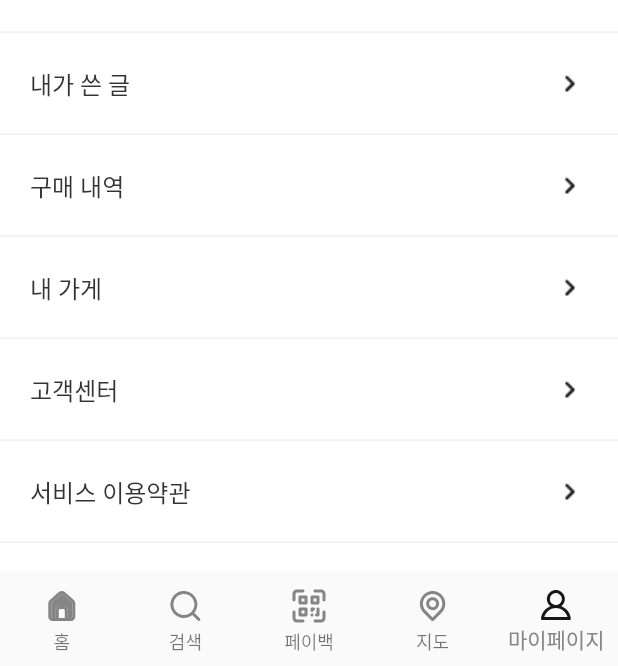
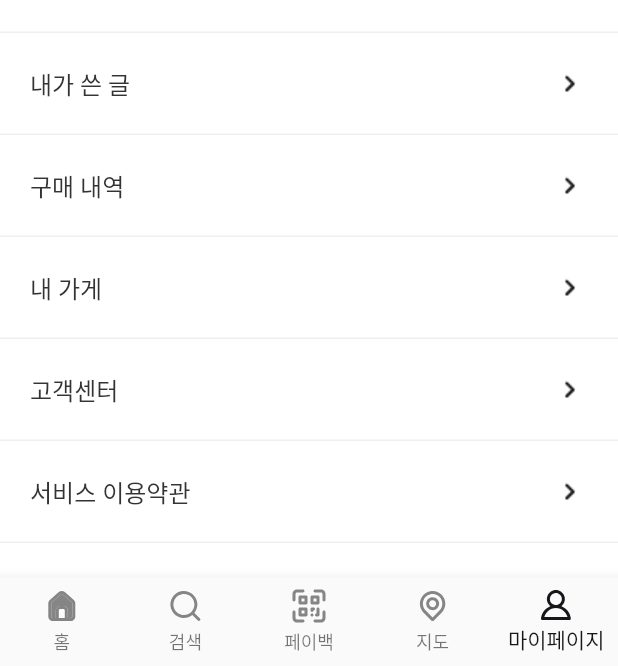
Before and after one commit to eejoy1212/catchmong, a Flutter app: the screen it shows after launch, item 5 of the bottom bar chosen, on a phone screen of 412 x 824 dp, the part 570-1236 px from its top. Run offline on Flutter 3.47's test engine with Material 3 defaults, Android fonts, the phone set to English and light mode, and no system bars; our stand-ins replace fl_chart, flutter_svg, geolocator, get, get_storage, google_sign_in and 1 more; missing offline and left inert: daum_postcode_search, flutter_naver_map, mobile_scanner, qr_code_scanner; accounts and stored records are empty; network calls fail.

Commit message:
바텀바 글자 까만색으로

```diff
--- a/lib/modules/main/views/main_view.dart
+++ b/lib/modules/main/views/main_view.dart
@@ -33,7 +33,7 @@ class MainScreen extends StatelessWidget {
         body: _getBody(currentIndex), // 선택된 인덱스에 따라 Body 변경
         bottomNavigationBar: BottomNavigationBar(
           type: BottomNavigationBarType.fixed,
-          selectedItemColor: CatchmongColors.gray400,
+          selectedItemColor: CatchmongColors.black,
           currentIndex: currentIndex,
           onTap: bottomNavController.onItemTapped,
           items: [
```
